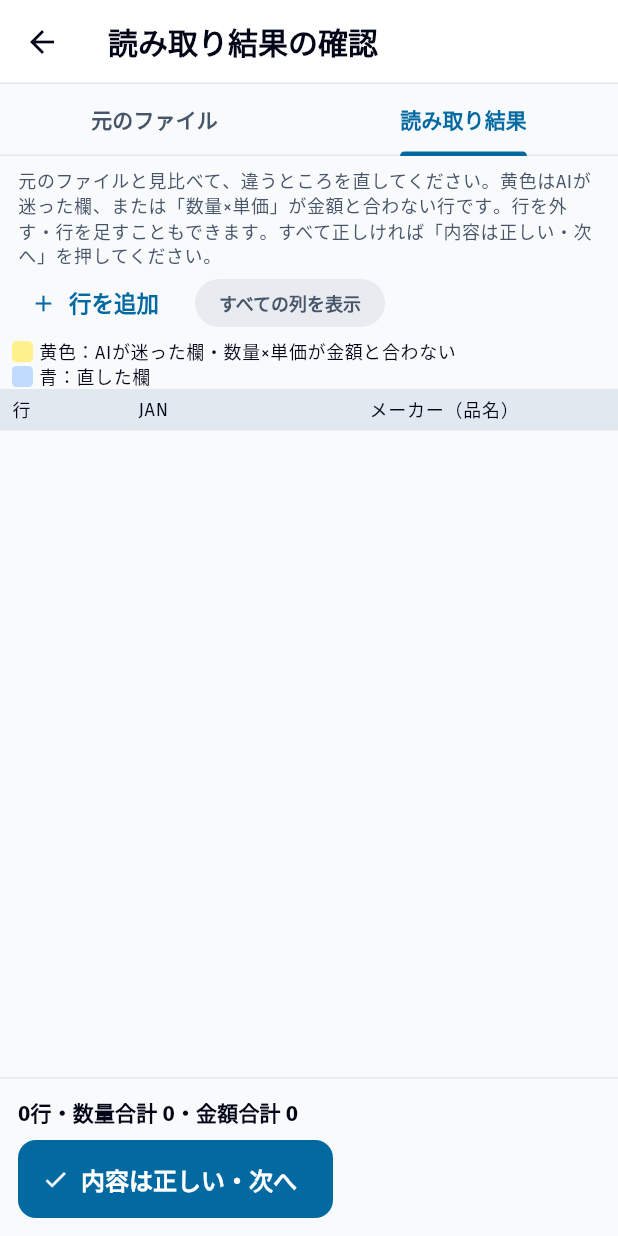
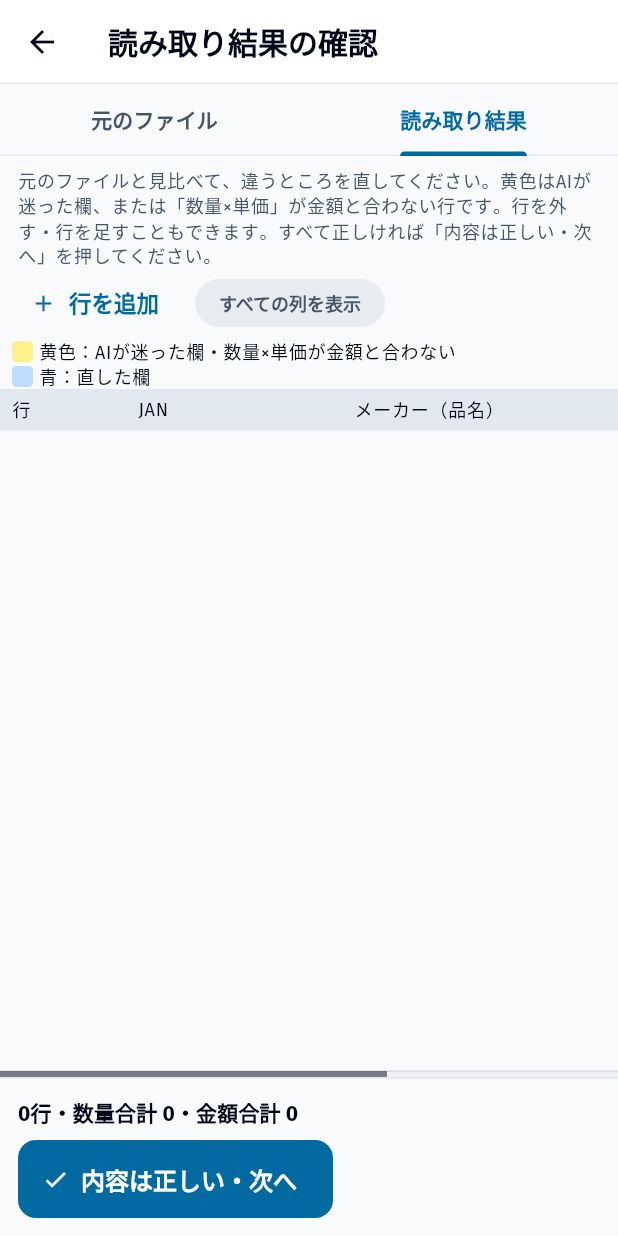
Before and after one commit to paazuuu/wms, a Flutter app: the ReadingCheckScreen screen opened directly with empty values, on a phone screen of 412 x 824 dp. Run offline on Flutter 3.47's test engine with Material 3 defaults, Android fonts, the phone set to English and light mode, and no system bars; our stand-ins replace dio, equatable, file_picker, flutter_riverpod, flutter_secure_storage, go_router and 3 more; missing offline and left inert: barcode, dart:js_interop, google_mlkit_text_recognition, mobile_scanner; accounts and stored records are empty; project files that could hold a hidden picture were left out.

Commit message:
Check table: a visible sideways scrollbar, 金額 beside 単価, and 金額 worked out
- The table's horizontal scrollbar is always shown, its columns narrower
  with 単価 and 金額 right after 数量, and it takes more of the width.
- Changing 数量 or 単価 sets 金額 to their product.

Co-Authored-By: Claude Opus 5.5 <noreply@anthropic.com>
Claude-Session: https://claude.ai/code/session_019L5JTRGw24TQYri6jvsLVX

```diff
--- a/mobile/lib/features/stock_import/presentation/reading_check_screen.dart
+++ b/mobile/lib/features/stock_import/presentation/reading_check_screen.dart
@@ -18,10 +18,10 @@ typedef _Col = ({String key, double width});
 /// empty 品名 column took the most room. A name, when there is one, is shown
 /// after the maker in brackets: 三菱鉛筆（ジェットストリーム…）.
 const _core = <_Col>[
-  (key: 'jan', width: 150),
-  (key: 'maker_name', width: 260),
-  (key: 'code', width: 150),
-  (key: 'quantity', width: 80),
+  (key: 'jan', width: 140),
+  (key: 'maker_name', width: 200),
+  (key: 'code', width: 140),
+  (key: 'quantity', width: 70),
 ];
 
 /// メーカー（品名） as one text.
@@ -41,10 +41,11 @@ String makerAndName(String maker, String name) {
 }
 
 /// The ledger's columns, in its order; shown when the file had them.
+/// 単価 and 金額 first: what a quantity is checked against.
 const _ledger = <_Col>[
-  (key: 'unit', width: 60),
-  (key: 'unit_price', width: 90),
-  (key: 'amount', width: 100),
+  (key: 'unit_price', width: 80),
+  (key: 'amount', width: 96),
+  (key: 'unit', width: 50),
   (key: 'list_price', width: 90),
   (key: 'unit_price_tax', width: 90),
   (key: 'delivery_date', width: 100),
@@ -77,7 +78,9 @@ String _value(ReadRow r, String key) => switch (key) {
 Set<String> doubtfulCells(ReadRow r) => {
       for (final f in r.flags)
         ...switch (f) {
-          'jan_check' || 'no_jan' || 'jan_code_mismatch' || 'jan_restore_mismatch' || 'ai_disagree:raw_jan_code' => {'jan'},
+          'jan_check' || 'no_jan' || 'jan_code_mismatch' || 'jan_restore_mismatch' || 'ai_disagree:raw_jan_code' => {
+              'jan'
+            },
           'no_quantity' || 'qty_from_amount' || 'qty_from_cases' || 'ai_disagree:planned_quantity' => {'quantity'},
           'ai_disagree:product_name' => {'maker_name'},
           'ai_disagree:product_code' => {'code'},
@@ -119,6 +122,14 @@ class _EditRow {
 
   bool get blank => cells.values.every((c) => c.text.trim().isEmpty);
 
+  /// 金額 as 数量 × 単価, when both are numbers (whole yen kept whole).
+  void recalcAmount() {
+    final q = _num(this['quantity']), p = _num(this['unit_price']);
+    if (q == null || p == null) return;
+    final v = (q * p * 100).round() / 100;
+    cells['amount']!.text = v == v.roundToDouble() ? v.toInt().toString() : v.toString();
+  }
+
   bool changed(String key) => this[key] != _value(original, key).trim();
 
   bool get anyChange => added || cells.keys.any(changed);
@@ -137,7 +148,8 @@ class _EditRow {
       ledger = ledger.withValue(c.key, this[c.key]);
     }
     final janChanged = changed('jan'), qtyChanged = changed('quantity');
-    final (maker, name) = changed('maker_name') ? splitMakerAndName(this['maker_name']) : (original.maker, original.name);
+    final (maker, name) =
+        changed('maker_name') ? splitMakerAndName(this['maker_name']) : (original.maker, original.name);
     return original.copyWith(
       jan: this['jan'],
       name: name,
@@ -232,7 +244,10 @@ class _ReadingCheckScreenState extends State<ReadingCheckScreen> {
     final l10n = AppLocalizations.of(context);
     final theme = Theme.of(context);
     final n = NumberFormat.decimalPattern();
-    final live = [for (final r in _rows) if (!r.removed) r];
+    final live = [
+      for (final r in _rows)
+        if (!r.removed) r
+    ];
     final qty = live.fold<double>(0, (s, r) => s + (_num(r['quantity']) ?? 0));
     final amount = live.fold<double>(0, (s, r) => s + (_num(r['amount']) ?? 0));
     final mismatches = live.where((r) => amountMismatch(r['quantity'], r['unit_price'], r['amount'])).length;
@@ -249,7 +264,8 @@ class _ReadingCheckScreenState extends State<ReadingCheckScreen> {
         padding: const EdgeInsets.symmetric(horizontal: AppSpacing.sm),
         child: Wrap(spacing: AppSpacing.sm, crossAxisAlignment: WrapCrossAlignment.center, children: [
           if (!widget.readOnly)
-            TextButton.icon(key: const ValueKey('rc-add'), onPressed: _add, icon: const Icon(Icons.add), label: Text(l10n.rcAdd)),
+            TextButton.icon(
+                key: const ValueKey('rc-add'), onPressed: _add, icon: const Icon(Icons.add), label: Text(l10n.rcAdd)),
           FilterChip(
             key: const ValueKey('rc-all-columns'),
             label: Text(l10n.rcAllColumns),
@@ -273,7 +289,11 @@ class _ReadingCheckScreenState extends State<ReadingCheckScreen> {
       const Divider(height: 1),
       Padding(
         padding: const EdgeInsets.all(AppSpacing.md),
-        child: Wrap(spacing: AppSpacing.lg, runSpacing: AppSpacing.sm, crossAxisAlignment: WrapCrossAlignment.center, children: [
+        child: Wrap(
+            spacing: AppSpacing.lg,
+            runSpacing: AppSpacing.sm,
+            crossAxisAlignment: WrapCrossAlignment.center,
+            children: [
               Text(
                 l10n.rcTotals(live.length, n.format(qty), n.format(amount)),
                 key: const ValueKey('rc-totals'),
@@ -309,9 +329,9 @@ class _ReadingCheckScreenState extends State<ReadingCheckScreen> {
         // On a PC the original and the reading side by side; else in tabs.
         if (c.maxWidth >= 1100) {
           return Row(crossAxisAlignment: CrossAxisAlignment.stretch, children: [
-            Expanded(flex: 4, child: original),
+            Expanded(flex: 3, child: original),
             const VerticalDivider(width: 1),
-            Expanded(flex: 6, child: table),
+            Expanded(flex: 7, child: table),
           ]);
         }
         return DefaultTabController(
@@ -350,8 +370,9 @@ class _Swatch extends StatelessWidget {
 }
 
 /// The rows as a table of fields, scrolled both ways, the heading kept on top.
-class _Table extends StatelessWidget {
-  const _Table({required this.rows, required this.cols, required this.label, required this.onChanged, this.readOnly = false});
+class _Table extends StatefulWidget {
+  const _Table(
+      {required this.rows, required this.cols, required this.label, required this.onChanged, this.readOnly = false});
 
   final List<_EditRow> rows;
   final List<_Col> cols;
@@ -362,23 +383,48 @@ class _Table extends StatelessWidget {
   static const _lead = 92.0;
 
   @override
+  State<_Table> createState() => _TableState();
+}
+
+class _TableState extends State<_Table> {
+  /// Sideways, with its bar always shown: on a PC a table wider than its
+  /// pane is otherwise not seen to go on (Shift + wheel, or drag the bar).
+  final _across = ScrollController();
+
+  @override
+  void dispose() {
+    _across.dispose();
+    super.dispose();
+  }
+
+  @override
   Widget build(BuildContext context) {
     final l10n = AppLocalizations.of(context);
     final theme = Theme.of(context);
     final scheme = theme.colorScheme;
-    final width = _lead + cols.fold<double>(0, (s, c) => s + c.width + 4);
+    final rows = widget.rows, cols = widget.cols, label = widget.label;
+    final width = _Table._lead + cols.fold<double>(0, (s, c) => s + c.width + 4);
     return LayoutBuilder(builder: (context, c) {
-      return SingleChildScrollView(
+      return Scrollbar(
+        key: const ValueKey('rc-across'),
+        controller: _across,
+        thumbVisibility: true,
+        trackVisibility: true,
+        child: SingleChildScrollView(
+          controller: _across,
           scrollDirection: Axis.horizontal,
+          padding: const EdgeInsets.only(bottom: 12),
           child: SizedBox(
             width: math.max(width, c.maxWidth),
-          height: c.maxHeight,
+            height: math.max(0, c.maxHeight - 12),
             child: Column(crossAxisAlignment: CrossAxisAlignment.start, children: [
               Container(
                 color: scheme.surfaceContainerHighest,
                 padding: const EdgeInsets.symmetric(vertical: 6),
                 child: Row(children: [
-                SizedBox(width: _lead, child: Padding(
+                  SizedBox(
+                      width: _Table._lead,
+                      child: Padding(
                         padding: const EdgeInsets.only(left: AppSpacing.sm),
                         child: Text(l10n.rcRow, style: theme.textTheme.labelMedium),
                       )),
@@ -386,7 +432,8 @@ class _Table extends StatelessWidget {
                     Container(
                       width: col.width,
                       margin: const EdgeInsets.only(right: 4),
-                    child: Text(label(col.key), style: theme.textTheme.labelMedium, maxLines: 1, overflow: TextOverflow.ellipsis),
+                      child: Text(label(col.key),
+                          style: theme.textTheme.labelMedium, maxLines: 1, overflow: TextOverflow.ellipsis),
                     ),
                 ]),
               ),
@@ -394,10 +441,12 @@ class _Table extends StatelessWidget {
                 child: ListView.builder(
                   key: const ValueKey('rc-table'),
                   itemCount: rows.length,
-                itemBuilder: (context, i) => _RowView(row: rows[i], cols: cols, onChanged: onChanged, readOnly: readOnly),
+                  itemBuilder: (context, i) =>
+                      _RowView(row: rows[i], cols: cols, onChanged: widget.onChanged, readOnly: widget.readOnly),
                 ),
               ),
             ]),
+          ),
         ),
       );
     });
@@ -430,7 +479,10 @@ class _RowView extends StatelessWidget {
     final theme = Theme.of(context);
     final scheme = theme.colorScheme;
     final no = row.original.lineNo;
-    final doubts = [for (final f in row.original.flags) if (!_quiet.contains(f) && !humanFlags.contains(f)) flagLabel(l10n, f)];
+    final doubts = [
+      for (final f in row.original.flags)
+        if (!_quiet.contains(f) && !humanFlags.contains(f)) flagLabel(l10n, f)
+    ];
     // Once a person checked it, the reader's doubts are answered.
     final cells = readOnly && row.original.humanChecked ? const <String>{} : doubtfulCells(row.original);
     final mismatch = amountMismatch(row['quantity'], row['unit_price'], row['amount']);
@@ -495,7 +547,11 @@ class _RowView extends StatelessWidget {
                 border: InputBorder.none,
                 contentPadding: EdgeInsets.symmetric(horizontal: 6, vertical: 8),
               ),
-              onChanged: (_) => onChanged(),
+              onChanged: (_) {
+                // 金額 follows 数量 × 単価, whichever of the two is changed.
+                if (col.key == 'quantity' || col.key == 'unit_price') row.recalcAmount();
+                onChanged();
+              },
             ),
           ),
       ]),
```
Also changed, not shown: 2 other files. Lines whose indentation alone changed are shown as unchanged.
